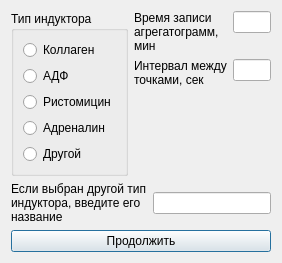
The window that selectinductor.ui (krang4d/Agrekola) describes before a commit, drawn with Qt 5.
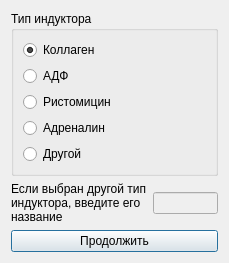
The same window after the commit.

The edit to the form file:
```diff
--- a/selectinductor.ui
+++ b/selectinductor.ui
@@ -6,7 +6,7 @@
    <rect>
     <x>0</x>
     <y>0</y>
-    <width>282</width>
+    <width>229</width>
     <height>240</height>
    </rect>
   </property>
@@ -29,6 +29,9 @@
             <property name="text">
              <string>Коллаген</string>
             </property>
+            <property name="checked">
+             <bool>true</bool>
+            </property>
            </widget>
           </item>
           <item>
@@ -54,6 +57,9 @@
           </item>
           <item>
            <widget class="QRadioButton" name="radioButton_other">
+            <property name="enabled">
+             <bool>true</bool>
+            </property>
             <property name="text">
              <string>Другой</string>
             </property>
@@ -62,39 +68,6 @@
          </layout>
         </widget>
        </item>
-       <item>
-        <layout class="QFormLayout" name="formLayout">
-         <item row="0" column="0">
-          <widget class="QLabel" name="label_time">
-           <property name="text">
-            <string>Время записи
-агрегатограмм,
-мин</string>
-           </property>
-           <property name="buddy">
-            <cstring>lineEdit_time</cstring>
-           </property>
-          </widget>
-         </item>
-         <item row="0" column="1">
-          <widget class="QLineEdit" name="lineEdit_time"/>
-         </item>
-         <item row="1" column="0">
-          <widget class="QLabel" name="label_period">
-           <property name="text">
-            <string>Интервал между
-точками, сек</string>
-           </property>
-           <property name="buddy">
-            <cstring>lineEdit_period</cstring>
-           </property>
-          </widget>
-         </item>
-         <item row="1" column="1">
-          <widget class="QLineEdit" name="lineEdit_period"/>
-         </item>
-        </layout>
-       </item>
       </layout>
      </item>
      <item>
@@ -112,7 +85,11 @@
         </widget>
        </item>
        <item>
-        <widget class="QLineEdit" name="lineEdit_other"/>
+        <widget class="QLineEdit" name="lineEdit_other">
+         <property name="enabled">
+          <bool>false</bool>
+         </property>
+        </widget>
        </item>
       </layout>
      </item>
```
Left out of the diff: 19 changed lines with no effect on the pictures.
